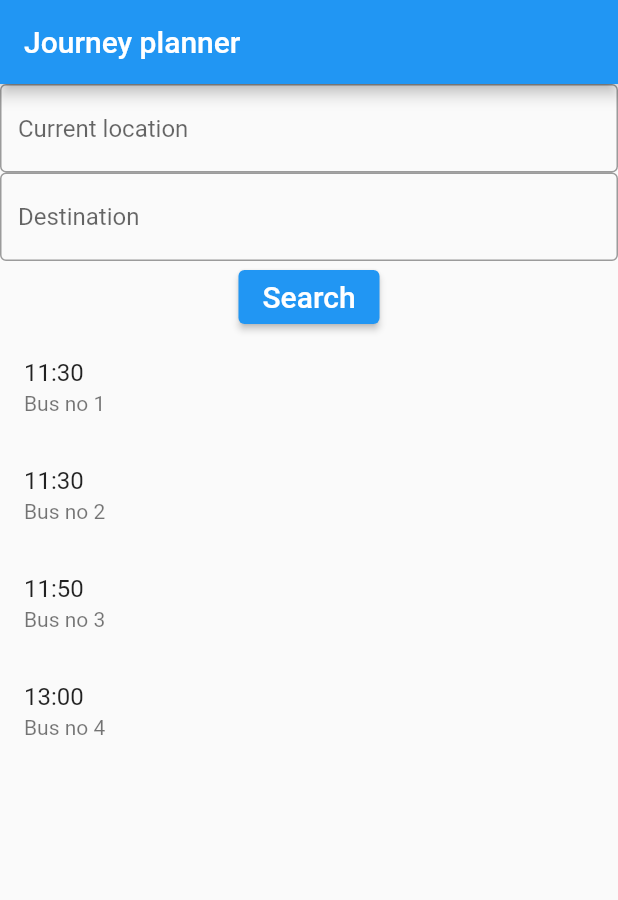
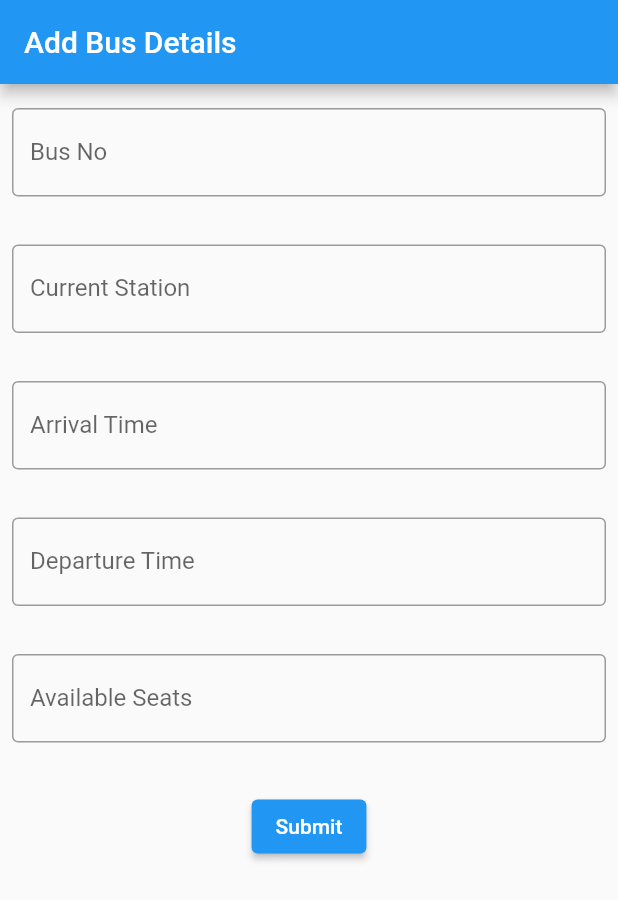
Before and after one commit to yashtejani/TDP5, a Flutter app: the screen it shows after launch, after a tap on "Update Bus Information", on a phone screen of 412 x 824 dp. Shown: the top 900 px of the screen. Run offline on Flutter 3.47's test engine with Material 2 defaults, Android fonts, the phone set to English and light mode, and no system bars.

Commit message:
Initial commit for add and update bus details

```diff
--- a/lib/screens/dashboard.dart
+++ b/lib/screens/dashboard.dart
@@ -1,11 +1,12 @@
 import 'package:flutter/material.dart';
+import 'package:project/screens/addBusDetails.dart';
 import 'package:project/screens/journey_planner.dart';
 import 'package:project/mock/mock_bus_list.dart';
+import 'package:project/screens/updateBusDetails.dart';
 import 'package:project/widgets/circle_gradient_icon.dart';
 import '../widgets/searchbar.dart';
 import '../widgets/screen_display.dart';
 import '../model/bus_list_item.dart';
-
 
 class Dashboard extends StatelessWidget {
   const Dashboard({super.key});
@@ -38,9 +39,8 @@ class Dashboard extends StatelessWidget {
             ),
           ),
         ),
-
         body: Column(
-            children: <Widget>[
+          children: <Widget>[
             const SizedBox(
               height: 20,
             ),
@@ -52,7 +52,7 @@ class Dashboard extends StatelessWidget {
               title: "Journey Planner",
               color: Colors.blue,
               icon: Icons.route_outlined,
-              screen:  JourneyPlanner(mockBusList),
+              screen: JourneyPlanner(mockBusList),
               onTap: () {
                 Navigator.of(context).push(MaterialPageRoute(
                     builder: (context) => MaterialApp(
@@ -61,23 +61,32 @@ class Dashboard extends StatelessWidget {
               },
             ),
             WidgetButton(
+              title: "Add Bus Information",
+              color: Colors.orange,
+              icon: Icons.departure_board_outlined,
+              screen: AddBus(),
+              onTap: () {
+                Navigator.of(context).push(MaterialPageRoute(
+                    builder: (context) => MaterialApp(
+                        title: 'Bus replacing train', home: AddBus())));
+              },
+            ),
+            WidgetButton(
               title: "Update Bus Information",
               color: Colors.orange,
               icon: Icons.departure_board_outlined,
-              screen:  JourneyPlanner(mockBusList),
+              screen: UpdateBus(),
               onTap: () {
                 Navigator.of(context).push(MaterialPageRoute(
                     builder: (context) => MaterialApp(
-                        title: 'Bus replacing train',
-                        home: JourneyPlanner(mockBusList))));
+                        title: 'Bus replacing train', home: UpdateBus())));
               },
             ),
             WidgetButton(
               title: "View Report",
               color: Colors.green,
-
               icon: Icons.library_books_sharp,
-              screen:  JourneyPlanner(mockBusList),
+              screen: JourneyPlanner(mockBusList),
               onTap: () {
                 Navigator.of(context).push(MaterialPageRoute(
                     builder: (context) => MaterialApp(
@@ -88,9 +97,8 @@ class Dashboard extends StatelessWidget {
             WidgetButton(
               title: "Notifications",
               color: Colors.pink,
-
               icon: Icons.notification_add,
-              screen:  JourneyPlanner(mockBusList),
+              screen: JourneyPlanner(mockBusList),
               onTap: () {
                 Navigator.of(context).push(MaterialPageRoute(
                     builder: (context) => MaterialApp(
@@ -107,17 +115,18 @@ class Dashboard extends StatelessWidget {
               right: 30,
               child: CircleGradientIcon(
                 color: Colors.indigo,
-                onTap: () {Navigator.of(context).push(MaterialPageRoute(
-                    builder: (context) => MaterialApp(
-                        title: 'Bus replacing train',
-                        home: JourneyPlanner(mockBusList))));},
+                onTap: () {
+                  Navigator.of(context).push(MaterialPageRoute(
+                      builder: (context) => MaterialApp(
+                          title: 'Bus replacing train',
+                          home: JourneyPlanner(mockBusList))));
+                },
                 size: 60,
                 iconSize: 30,
                 icon: Icons.menu,
               ),
             )
           ],
-        )
-    );
+        ));
   }
 }
--- /dev/null
+++ b/lib/screens/updateBusDetails.dart
@@ -0,0 +1,150 @@
+import 'package:flutter/material.dart';
+
+class UpdateBus extends StatelessWidget {
+  const UpdateBus({super.key});
+
+  @override
+  Widget build(BuildContext context) {
+    const appTitle = 'Add Bus Details';
+
+    return MaterialApp(
+      title: appTitle,
+      home: Scaffold(
+        appBar: AppBar(
+          title: const Text(appTitle),
+        ),
+        body: const UpdateBusForm(),
+      ),
+    );
+  }
+}
+
+// Create a Form widget.
+class UpdateBusForm extends StatefulWidget {
+  const UpdateBusForm({super.key});
+
+  @override
+  UpdateBusFormState createState() {
+    return UpdateBusFormState();
+  }
+}
+
+class UpdateBusFormState extends State<UpdateBusForm> {
+  final _formKey = GlobalKey<FormState>();
+  String dropdownvalueroute = 'Hallam - Caulfield';
+  var routeitems = [
+    'Hallam - Caulfield',
+    'Caulfield - Hallam',
+    'Westall - Richmond',
+    'Richmond - Westall'
+  ];
+
+  String dropdownvalueschedule = '8 AM - 9 AM';
+  var scheduleitems = [
+    '8 AM - 9 AM',
+    '9 AM - 10 AM',
+    '10 AM - 11 AM',
+    '11 AM - 12 AM'
+  ];
+  @override
+  Widget build(BuildContext context) {
+    return Form(
+        key: _formKey,
+        child: Column(
+          crossAxisAlignment: CrossAxisAlignment.center,
+          children: [
+            Padding(
+              padding: const EdgeInsets.symmetric(horizontal: 8, vertical: 16),
+              child: TextFormField(
+                decoration: const InputDecoration(
+                  border: OutlineInputBorder(),
+                  labelText: 'Bus No',
+                ),
+                validator: (value) {
+                  if (value == null || value.isEmpty) {
+                    return 'Please enter some text';
+                  }
+                  return null;
+                },
+              ),
+            ),
+            Padding(
+              padding: const EdgeInsets.symmetric(horizontal: 8, vertical: 16),
+              child: TextFormField(
+                decoration: const InputDecoration(
+                  border: OutlineInputBorder(),
+                  labelText: 'Current Station',
+                ),
+                validator: (value) {
+                  if (value == null || value.isEmpty) {
+                    return 'Please enter some text';
+                  }
+                  return null;
+                },
+              ),
+            ),
+            Padding(
+              padding: const EdgeInsets.symmetric(horizontal: 8, vertical: 16),
+              child: TextFormField(
+                decoration: const InputDecoration(
+                  border: OutlineInputBorder(),
+                  labelText: 'Arrival Time',
+                ),
+                validator: (value) {
+                  if (value == null || value.isEmpty) {
+                    return 'Please enter some text';
+                  }
+                  return null;
+                },
+              ),
+            ),
+            Padding(
+              padding: const EdgeInsets.symmetric(horizontal: 8, vertical: 16),
+              child: TextFormField(
+                decoration: const InputDecoration(
+                  border: OutlineInputBorder(),
+                  labelText: 'Departure Time',
+                ),
+                validator: (value) {
+                  if (value == null || value.isEmpty) {
+                    return 'Please enter some text';
+                  }
+                  return null;
+                },
+              ),
+            ),
+            Padding(
+              padding: const EdgeInsets.symmetric(horizontal: 8, vertical: 16),
+              child: TextFormField(
+                decoration: const InputDecoration(
+                  border: OutlineInputBorder(),
+                  labelText: 'Available Seats',
+                ),
+                validator: (value) {
+                  if (value == null || value.isEmpty) {
+                    return 'Please enter some text';
+                  }
+                  return null;
+                },
+              ),
+            ),
+            Padding(
+              padding: const EdgeInsets.symmetric(vertical: 16.0),
+              child: ElevatedButton(
+                onPressed: () {
+                  // Validate returns true if the form is valid, or false otherwise.
+                  if (_formKey.currentState!.validate()) {
+                    // If the form is valid, display a snackbar. In the real world,
+                    // you'd often call a server or save the information in a database.
+                    ScaffoldMessenger.of(context).showSnackBar(
+                      const SnackBar(content: Text('Processing Data')),
+                    );
+                  }
+                },
+                child: const Text('Submit'),
+              ),
+            ),
+          ],
+        ));
+  }
+}
```
Also changed, not shown: lib/screens/addBusDetails.dart (added, +161 -0 lines).
